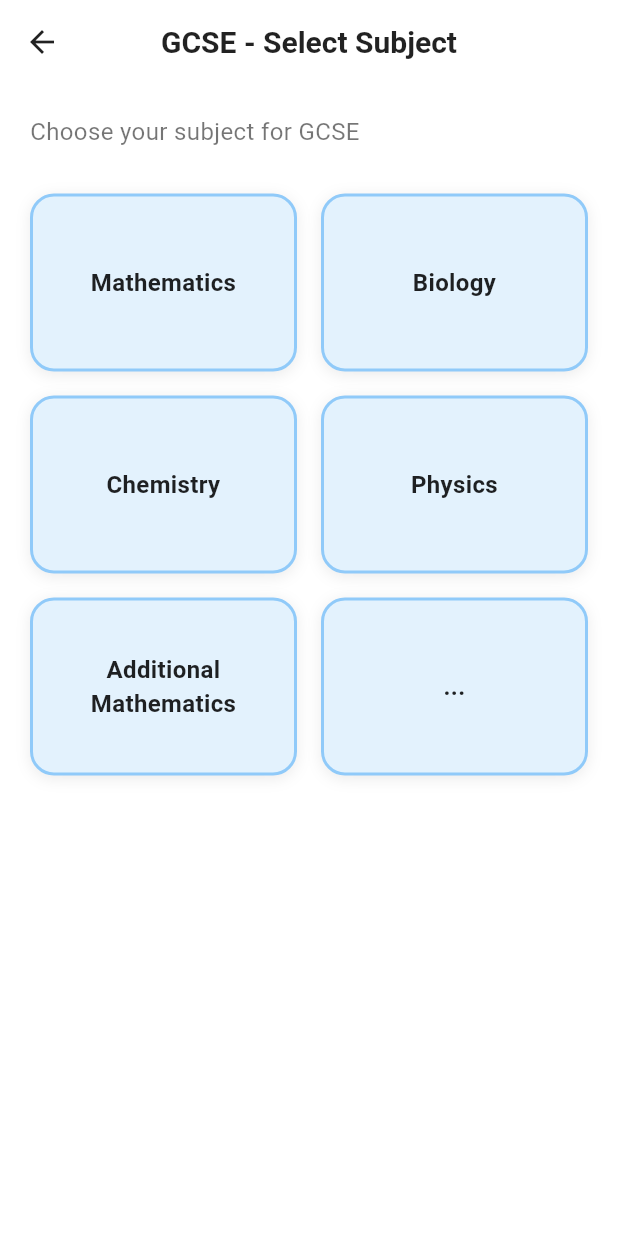
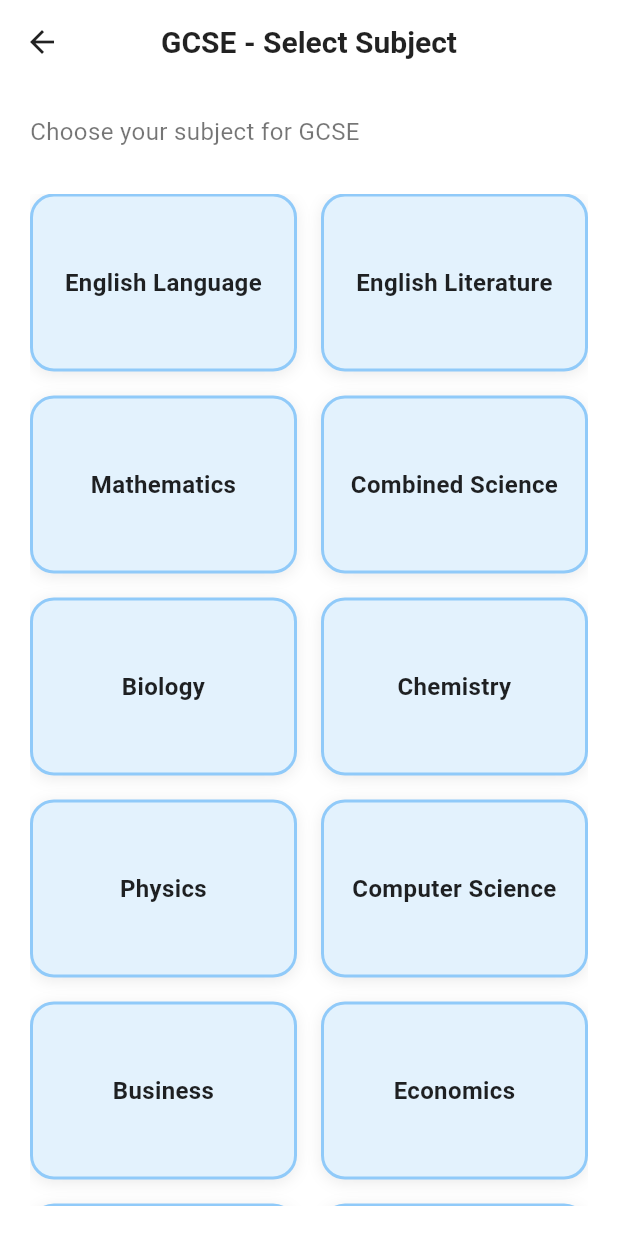
Before and after one commit to ChewZuYenn/Hackathon-Project, a Flutter app: the screen it shows after launch, after a tap on "GCSE", on a phone screen of 412 x 824 dp. Run offline on Flutter 3.47's test engine with Material 3 defaults, Android fonts, the light colour scheme and no system bars.

Commit message:
added important subject to every exam type

```diff
--- a/lib/screens/Exampaper_type_screen.dart
+++ b/lib/screens/Exampaper_type_screen.dart
@@ -81,7 +81,7 @@ class CountrySelectionScreen extends StatelessWidget {
                         ExamTypeData('SPM', const Color(0xFFFFCC80)),
                         ExamTypeData('STPM', const Color(0xFFFFCC80)),
                         ExamTypeData('Matrikulasi', const Color(0xFFFFCC80)),
-                        ExamTypeData('....', const Color(0xFFFFCC80)),
+                        ExamTypeData('UPSR', const Color(0xFFFFCC80)),
                       ],
                     ),
                   ],
--- a/lib/screens/subject_selection_screen.dart
+++ b/lib/screens/subject_selection_screen.dart
@@ -1,4 +1,5 @@
 import 'package:flutter/material.dart';
+import '../utils (Helper Function)/exam_data.dart';
 import 'topic_selection_screen.dart';
 
 class SubjectSelectionScreen extends StatelessWidget {
@@ -9,24 +10,35 @@ class SubjectSelectionScreen extends StatelessWidget {
     super.key,
     required this.country,
     required this.examType,
-  });
+  });  // ✅ This is correct
+
 
   @override
   Widget build(BuildContext context) {
-    final subjects = [
-      'Mathematics',
-      'Biology',
-      'Chemistry',
-      'Physics',
-      'Additional Mathematics',
-      '...',
-    ];
+    // Get the correct subject list based on exam type
+    final subjects = ExamDatabase.getSubjects(examType);
+    final isTestSections = ExamDatabase.isTestSections(examType);
+
+
+    // Handle case where exam type is not found
+    if (subjects.isEmpty) {
+      return Scaffold(
+        appBar: AppBar(
+          title: Text('$examType - Error'),
+        ),
+        body: Center(
+          child: Text('No subjects found for $examType'),
+        ),
+      );
+    }
 
     return Scaffold(
       backgroundColor: Colors.white,
       appBar: AppBar(
         title: Text(
-          '$examType - Select Subject',
+          isTestSections
+            ? '$examType - Select Section'
+            : '$examType - Select Subject',
           style: const TextStyle(
             fontWeight: FontWeight.bold,
             fontSize: 20,
@@ -44,7 +56,9 @@ class SubjectSelectionScreen extends StatelessWidget {
             crossAxisAlignment: CrossAxisAlignment.start,
             children: [
               Text(
-                'Choose your subject for $examType',
+                isTestSections
+                  ? 'Choose your test section for $examType'
+                  : 'Choose your subject for $examType',
                 style: const TextStyle(
                   fontSize: 16,
                   color: Colors.black54,
@@ -64,6 +78,7 @@ class SubjectSelectionScreen extends StatelessWidget {
                     return _buildSubjectCard(
                       context,
                       subjects[index],
+                      isTestSections,
                     );
                   },
                 ),
@@ -75,7 +90,11 @@ class SubjectSelectionScreen extends StatelessWidget {
     );
   }
 
-  Widget _buildSubjectCard(BuildContext context, String subject) {
+  Widget _buildSubjectCard(
+    BuildContext context,
+    String subject,
+    bool isTestSection,
+  ) {
     return InkWell(
       onTap: () {
         Navigator.push(
--- /dev/null
+++ b/lib/utils (Helper Function)/exam_data.dart
@@ -0,0 +1,281 @@
+class ExamData {
+  final String title;
+  final String country;
+  final List<String> items;
+  final bool isTestSections; // true for SAT/PSAT/ACT
+
+  ExamData({
+    required this.title,
+    required this.country,
+    required this.items,
+    this.isTestSections = false,
+  });
+}
+
+class ExamDatabase {
+  static final Map<String, ExamData> _examMap = {
+    // UK Exams
+    'IGCSE': ExamData(
+      title: 'IGCSE',
+      country: 'UK',
+      items: [
+        'English Language',
+        'English Literature',
+        'Mathematics',
+        'Additional Mathematics',
+        'Biology',
+        'Chemistry',
+        'Physics',
+        'Combined Science',
+        'Computer Science/ICT',
+        'Business',
+        'Economics',
+        'Accounting',
+        'Geography',
+        'History',
+        'Art & Design',
+        'Foreign Language',
+      ],
+    ),
+    'GCSE': ExamData(
+      title: 'GCSE',
+      country: 'UK',
+      items: [
+        'English Language',
+        'English Literature',
+        'Mathematics',
+        'Combined Science',
+        'Biology',
+        'Chemistry',
+        'Physics',
+        'Computer Science',
+        'Business',
+        'Economics',
+        'Geography',
+        'History',
+        'Religious Studies',
+        'Art & Design',
+        'Design & Technology',
+        'PE',
+      ],
+    ),
+    'A-LEVEL': ExamData(
+      title: 'A-Level',
+      country: 'UK',
+      items: [
+        'Mathematics',
+        'Further Mathematics',
+        'Biology',
+        'Chemistry',
+        'Physics',
+        'Computer Science',
+        'Economics',
+        'Business',
+        'Accounting',
+        'Psychology',
+        'Law',
+        'History',
+        'Geography',
+      ],
+    ),
+    'EdEXCEL': ExamData(
+      title: 'Edexcel (International)',
+      country: 'UK',
+      items: [
+        'IGCSE Subjects',
+        'A-Level Subjects',
+        'International GCSE',
+      ],
+    ),
+
+    // US Exams
+    'SAT': ExamData(
+      title: 'SAT',
+      country: 'US',
+      items: [
+        'Reading & Writing',
+        'Math',
+      ],
+      isTestSections: true,
+    ),
+    'PSAT': ExamData(
+      title: 'PSAT',
+      country: 'US',
+      items: [
+        'Reading & Writing',
+        'Math',
+      ],
+      isTestSections: true,
+    ),
+    'ACT': ExamData(
+      title: 'ACT',
+      country: 'US',
+      items: [
+        'English',
+        'Math',
+        'Reading',
+        'Science',
+        'Writing (optional)',
+      ],
+      isTestSections: true,
+    ),
+    'AP': ExamData(
+      title: 'AP',
+      country: 'US',
+      items: [
+        'AP Calculus',
+        'AP Statistics',
+        'AP Biology',
+        'AP Chemistry',
+        'AP Physics',
+        'AP Computer Science',
+        'AP Economics',
+        'AP Psychology',
+        'AP World History',
+        'AP Government',
+        'AP English',
+      ],
+    ),
+
+    // Australia Exams
+    'ATAR': ExamData(
+      title: 'ATAR',
+      country: 'Australia',
+      items: [
+        'English',
+        'Mathematics (General)',
+        'Mathematics (Methods)',
+        'Mathematics (Specialist)',
+        'Biology',
+        'Chemistry',
+        'Physics',
+        'Economics',
+        'Business',
+        'Accounting',
+        'Legal Studies',
+        'Psychology',
+        'Computer Science/IT',
+      ],
+    ),
+    'HSC': ExamData(
+      title: 'HSC (New South Wales)',
+      country: 'Australia',
+      items: [
+        'English (Standard/Advanced)',
+        'Mathematics (Standard/Advanced/Extension)',
+        'Biology',
+        'Chemistry',
+        'Physics',
+        'Economics',
+        'Business Studies',
+        'Legal Studies',
+        'Psychology',
+        'Software Design',
+      ],
+    ),
+    'VCE': ExamData(
+      title: 'VCE (Victoria)',
+      country: 'Australia',
+      items: [
+        'English',
+        'Mathematics (General/Methods/Specialist)',
+        'Biology',
+        'Chemistry',
+        'Physics',
+        'Economics',
+        'Business Management',
+        'Accounting',
+        'Legal Studies',
+        'Psychology',
+        'Computing',
+      ],
+    ),
+    'QCE': ExamData(
+      title: 'QCE (Queensland)',
+      country: 'Australia',
+      items: [
+        'English',
+        'Mathematics (General/Methods/Specialist)',
+        'Biology',
+        'Chemistry',
+        'Physics',
+        'Economics',
+        'Business',
+        'Accounting',
+        'Legal Studies',
+        'Psychology',
+        'Digital Solutions',
+      ],
+    ),
+
+    // Malaysia Exams
+    'SPM': ExamData(
+      title: 'SPM',
+      country: 'Malaysia',
+      items: [
+        'Bahasa Melayu',
+        'English',
+        'Mathematics',
+        'Additional Mathematics',
+        'Sejarah',
+        'Biology',
+        'Chemistry',
+        'Physics',
+        'Accounting',
+        'Business',
+        'Economics',
+        'Computer Science',
+      ],
+    ),
+    'STPM': ExamData(
+      title: 'STPM',
+      country: 'Malaysia',
+      items: [
+        'General Studies',
+        'Mathematics',
+        'Further Mathematics',
+        'Biology',
+        'Chemistry',
+        'Physics',
+        'Economics',
+        'Business Studies',
+        'Accounting',
+      ],
+    ),
+    'Matrikulasi': ExamData(
+      title: 'Matrikulasi',
+      country: 'Malaysia',
+      items: [
+        'Mathematics',
+        'Chemistry',
+        'Physics',
+        'Biology',
+        'Accounting',
+        'Economics',
+        'Business',
+      ],
+    ),
+    'UPSR': ExamData(
+      title: 'UPSR',
+      country: 'Malaysia',
+      items: [
+        'Bahasa Melayu',
+        'English',
+        'Mathematics',
+        'Science',
+      ],
+    ),
+  };
+
+  static ExamData? getExamData(String examType) {
+    return _examMap[examType];
+  }
+
+  static List<String> getSubjects(String examType) {
+    return _examMap[examType]?.items ?? [];
+  }
+
+  static bool isTestSections(String examType) {
+    return _examMap[examType]?.isTestSections ?? false;
+  }
+}
```
